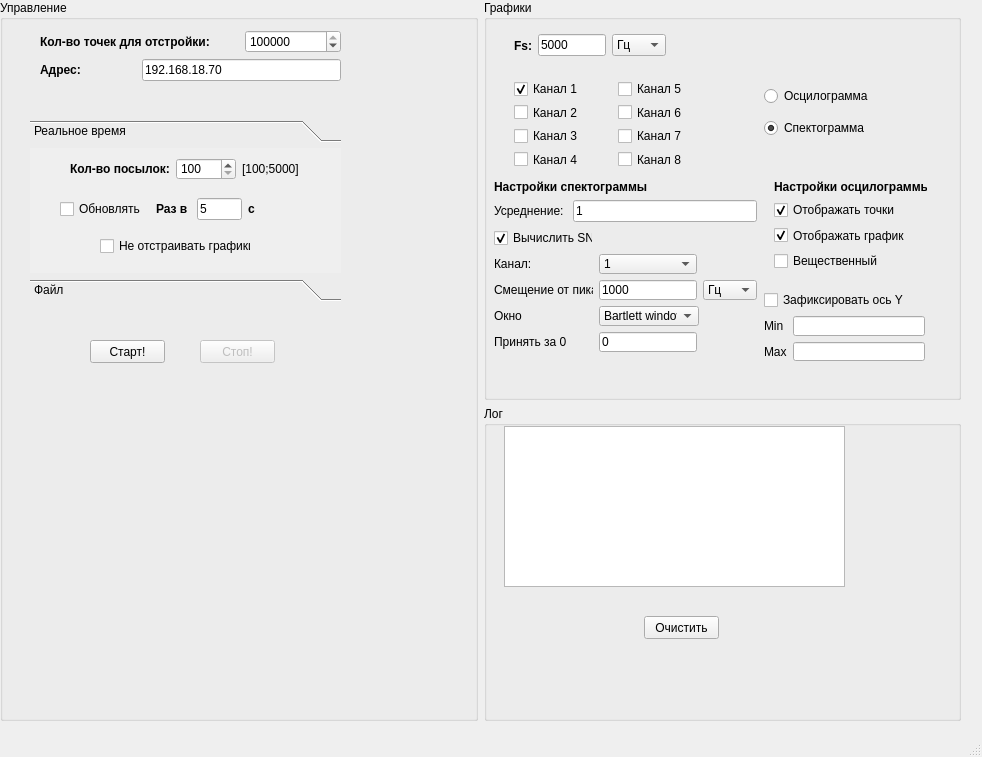
The window that mw.ui (lolizz00/ETH_IQ) describes before a commit, drawn with Qt 5.
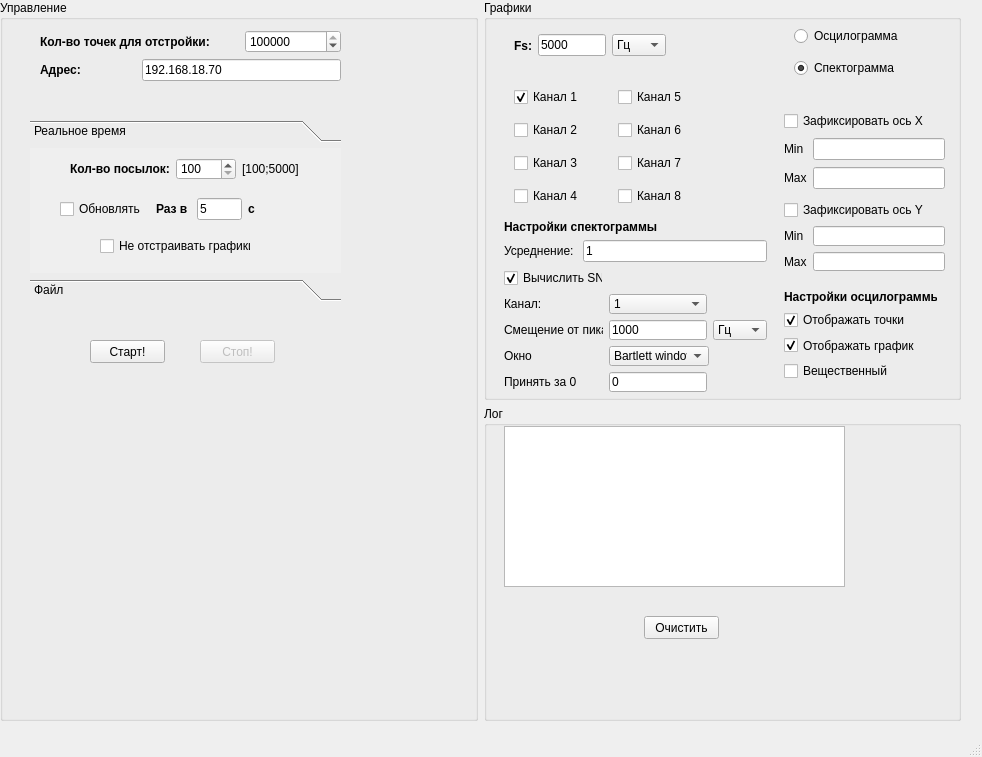
The same window after the commit.

Diff of the .ui file:
```diff
--- a/mw.ui
+++ b/mw.ui
@@ -395,38 +395,6 @@
        <property name="title">
         <string>Графики</string>
        </property>
-       <widget class="QWidget" name="layoutWidget">
-        <property name="geometry">
-         <rect>
-          <x>280</x>
-          <y>80</y>
-          <width>141</width>
-          <height>65</height>
-         </rect>
-        </property>
-        <layout class="QGridLayout" name="gridLayout_5">
-         <item row="0" column="0">
-          <widget class="QRadioButton" name="oscModeRadioButton">
-           <property name="text">
-            <string>Осцилограмма</string>
-           </property>
-           <property name="checked">
-            <bool>false</bool>
-           </property>
-          </widget>
-         </item>
-         <item row="1" column="0">
-          <widget class="QRadioButton" name="specModeRadioButton">
-           <property name="text">
-            <string>Спектограмма</string>
-           </property>
-           <property name="checked">
-            <bool>true</bool>
-           </property>
-          </widget>
-         </item>
-        </layout>
-       </widget>
        <widget class="QWidget" name="layoutWidget">
         <property name="geometry">
          <rect>
@@ -484,7 +452,7 @@
           <x>30</x>
           <y>80</y>
           <width>201</width>
-          <height>88</height>
+          <height>136</height>
          </rect>
         </property>
         <layout class="QGridLayout" name="gridLayout_2">
@@ -573,8 +541,8 @@
        <widget class="QWidget" name="layoutWidget">
         <property name="geometry">
          <rect>
-          <x>10</x>
-          <y>180</y>
+          <x>20</x>
+          <y>220</y>
           <width>263</width>
           <height>172</height>
          </rect>
@@ -777,8 +745,8 @@
        <widget class="QWidget" name="layoutWidget">
         <property name="geometry">
          <rect>
-          <x>290</x>
-          <y>180</y>
+          <x>300</x>
+          <y>290</y>
           <width>153</width>
           <height>91</height>
          </rect>
@@ -828,11 +796,50 @@
          </item>
         </layout>
        </widget>
-       <widget class="QWidget" name="">
+       <widget class="QWidget" name="layoutWidget_2">
         <property name="geometry">
          <rect>
-          <x>280</x>
-          <y>290</y>
+          <x>300</x>
+          <y>110</y>
+          <width>161</width>
+          <height>81</height>
+         </rect>
+        </property>
+        <layout class="QGridLayout" name="gridLayout_7">
+         <item row="1" column="1">
+          <widget class="QLineEdit" name="fixXXMinlineEdit"/>
+         </item>
+         <item row="1" column="0">
+          <widget class="QLabel" name="label_18">
+           <property name="text">
+            <string>Min</string>
+           </property>
+          </widget>
+         </item>
+         <item row="2" column="0">
+          <widget class="QLabel" name="label_19">
+           <property name="text">
+            <string>Max</string>
+           </property>
+          </widget>
+         </item>
+         <item row="0" column="0" colspan="2">
+          <widget class="QCheckBox" name="fixXXcheckBox">
+           <property name="text">
+            <string>Зафиксировать ось X</string>
+           </property>
+          </widget>
+         </item>
+         <item row="2" column="1">
+          <widget class="QLineEdit" name="fixXXMaxlineEdit"/>
+         </item>
+        </layout>
+       </widget>
+       <widget class="QWidget" name="layoutWidget">
+        <property name="geometry">
+         <rect>
+          <x>300</x>
+          <y>200</y>
           <width>161</width>
           <height>71</height>
          </rect>
@@ -867,6 +874,38 @@
          </item>
         </layout>
        </widget>
+       <widget class="QWidget" name="layoutWidget">
+        <property name="geometry">
+         <rect>
+          <x>310</x>
+          <y>20</y>
+          <width>141</width>
+          <height>65</height>
+         </rect>
+        </property>
+        <layout class="QGridLayout" name="gridLayout_5">
+         <item row="0" column="0">
+          <widget class="QRadioButton" name="oscModeRadioButton">
+           <property name="text">
+            <string>Осцилограмма</string>
+           </property>
+           <property name="checked">
+            <bool>false</bool>
+           </property>
+          </widget>
+         </item>
+         <item row="1" column="0">
+          <widget class="QRadioButton" name="specModeRadioButton">
+           <property name="text">
+            <string>Спектограмма</string>
+           </property>
+           <property name="checked">
+            <bool>true</bool>
+           </property>
+          </widget>
+         </item>
+        </layout>
+       </widget>
       </widget>
      </item>
     </layout>
```
Left out of the diff: 100 changed lines with no effect on the pictures.
